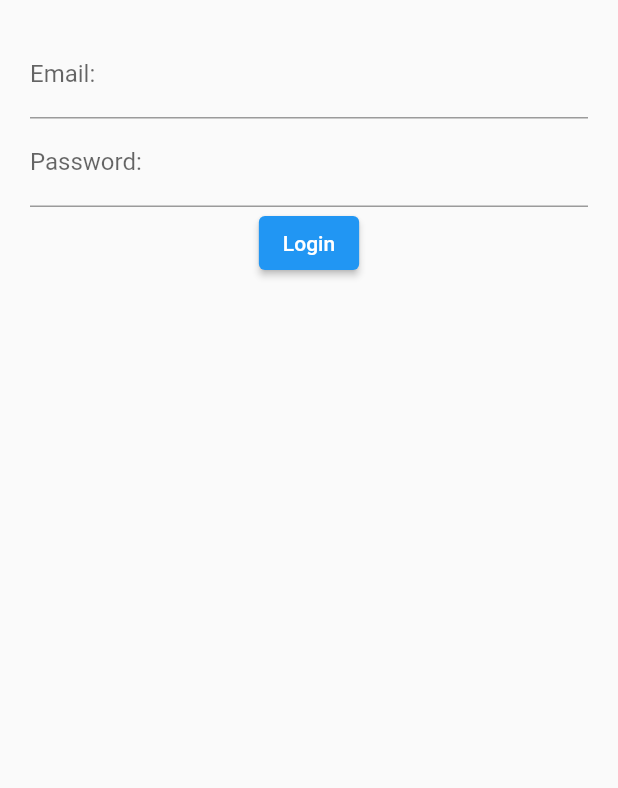
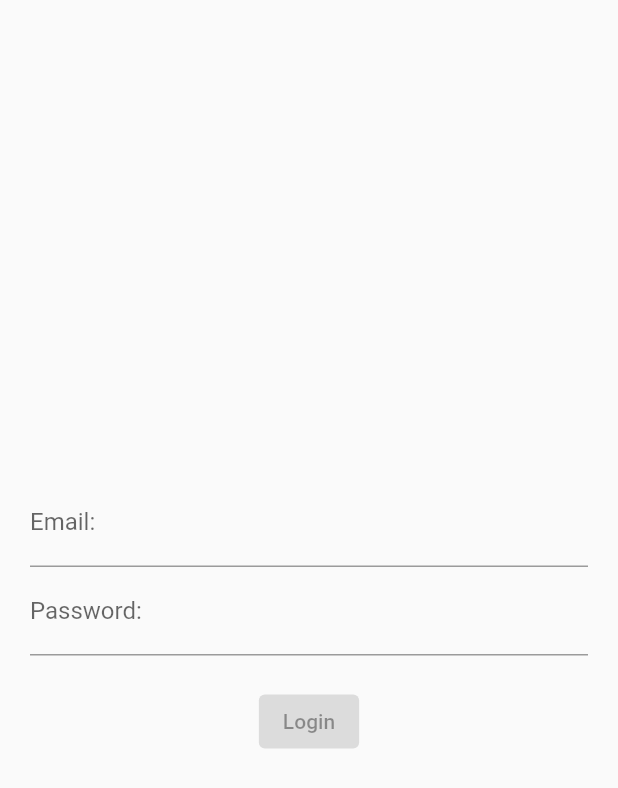
Before and after one commit to Wanna-be-Coder/Flutter-Form, a Flutter app: the screen it shows after launch, on a phone screen of 412 x 824 dp. Shown: the top 788 px of the screen. Run offline on Flutter 3.47's test engine with Material 2 defaults, Android fonts, the phone set to English and light mode, and no system bars; our stand-ins replace rxdart.

Commit message:
Form validation with button done

```diff
--- a/lib/src/blocs/bloc.dart
+++ b/lib/src/blocs/bloc.dart
@@ -1,15 +1,28 @@
 import 'dart:async';
 import 'validator.dart';
+import 'package:rxdart/rxdart.dart';
 
 class Bloc with Validator {
-  final _emailController = StreamController<String>();
-  final _passwordController = StreamController<String>();
+  final _emailController = BehaviorSubject<String>();
+  final _passwordController = BehaviorSubject<String>();
 
   get changeEmail => _emailController.sink.add;
   get email => _emailController.stream.transform(validateEmail);
 
   get changePass => _passwordController.sink.add;
   get pass => _passwordController.stream.transform(validatePass);
+
+  submit() {
+    final validEmail = _emailController.value;
+    final validPass = _passwordController.value;
+
+    print('User email is $validateEmail and password is $validatePass');
+  }
+
+  //Validation stram
+
+  Stream<bool> get submitValid =>
+      Observable.combineLatest2(email, pass, (e, p) => true);
 
   dipose() {
     _emailController.close();
--- a/lib/src/screens/login_screen.dart
+++ b/lib/src/screens/login_screen.dart
@@ -1,5 +1,6 @@
 import 'package:flutter/material.dart';
-// import '../blocs/bloc.dart';
+// import 'package:form_validation/src/blocs/bloc.dart';
+import '../blocs/bloc.dart';
 import '../blocs/provider.dart';
 
 class LoginScreen extends StatelessWidget {
@@ -9,12 +10,17 @@ class LoginScreen extends StatelessWidget {
   Widget build(context) {
     final bloc = Provider.of(context);
     return Container(
-        margin: const EdgeInsets.all(20),
+        margin: const EdgeInsets.all(20.0),
         child: Column(
+          mainAxisAlignment: MainAxisAlignment.center,
+          crossAxisAlignment: CrossAxisAlignment.center,
           children: [
             emailField(bloc),
             passwordField(bloc),
-            submitButton(),
+            Container(
+              margin: const EdgeInsets.only(top: 20),
+            ),
+            submitButton(bloc),
           ],
         ));
   }
@@ -52,10 +58,14 @@ class LoginScreen extends StatelessWidget {
         });
   }
 
-  Widget submitButton() {
-    return ElevatedButton(
-      onPressed: () {},
-      child: Text('Login'),
-    );
+  Widget submitButton(Bloc blocs) {
+    return StreamBuilder(
+        stream: blocs.submitValid,
+        builder: (context, snapshot) {
+          return ElevatedButton(
+            onPressed: !snapshot.hasData ? null : blocs.submit,
+            child: const Text('Login'),
+          );
+        });
   }
 }
```
Also changed, not shown: pubspec.yaml (+3 -4 lines), pubspec.lock.
